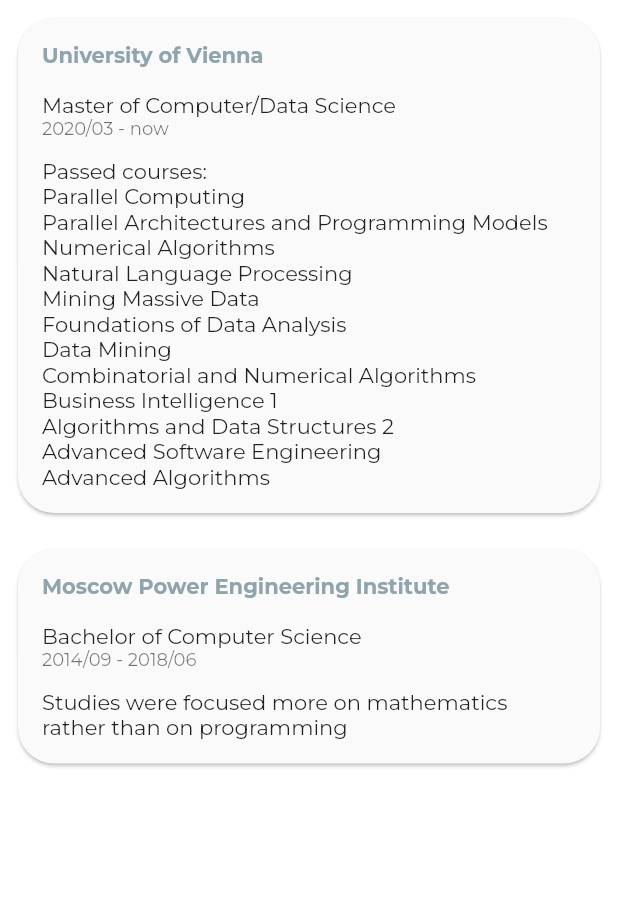
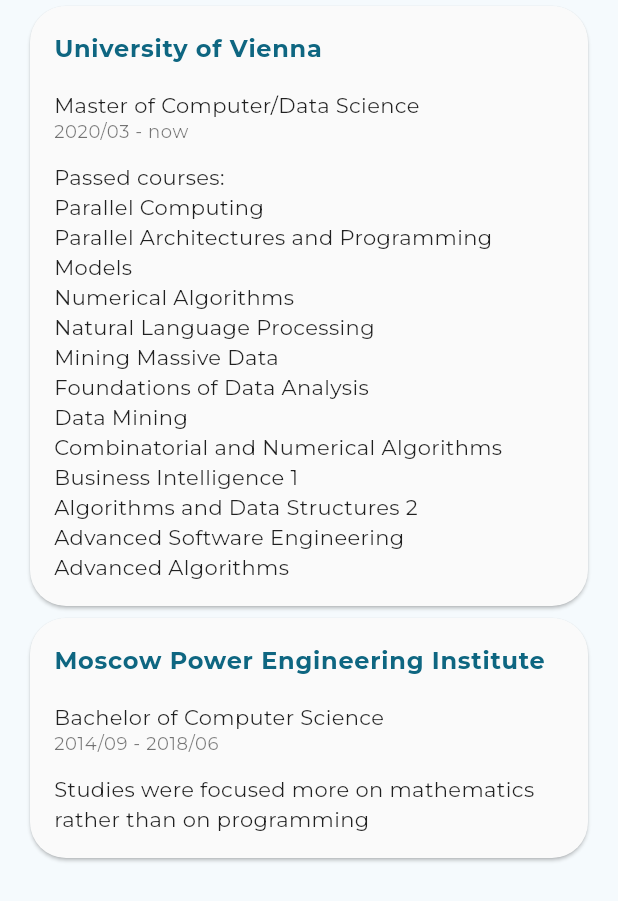
Before and after one commit to ezorrio/ezorrio.dev, a Flutter app: the EducationPage widget shown alone on an empty page, opened directly, on a phone screen of 412 x 824 dp. Shown: the top 901 px of the screen. Run offline on Flutter 3.47's test engine with Material 2 defaults, Android fonts, the light colour scheme and no system bars; our stand-ins replace flutter_bloc, font_awesome_flutter, freezed_annotation, google_fonts, shared_preferences; accounts and stored records are empty; network calls fail.

Commit message:
feat: MD3, new UI

```diff
--- a/lib/Places.dart
+++ b/lib/Places.dart
@@ -8,7 +8,7 @@
 
 class Places {
   static var intro = AppPlace(
-      title: 'Introduction',
+      title: 'About me',
       icon: Icons.info_outline,
       routeName: IntroPage.routeName);
   static var education = AppPlace(
--- a/lib/Themes.dart
+++ b/lib/Themes.dart
@@ -7,34 +7,37 @@
 
 class Themes {
   static const appPageTransitions = PageTransitionsTheme(builders: {
-    TargetPlatform.macOS: FadeUpwardsPageTransitionsBuilder(),
-    TargetPlatform.windows: FadeUpwardsPageTransitionsBuilder(),
-    TargetPlatform.linux: FadeUpwardsPageTransitionsBuilder(),
-    TargetPlatform.iOS: FadeUpwardsPageTransitionsBuilder(),
-    TargetPlatform.android: FadeUpwardsPageTransitionsBuilder(),
+    TargetPlatform.macOS: ZoomPageTransitionsBuilder(),
+    TargetPlatform.windows: ZoomPageTransitionsBuilder(),
+    TargetPlatform.linux: ZoomPageTransitionsBuilder(),
+    TargetPlatform.iOS: ZoomPageTransitionsBuilder(),
+    TargetPlatform.android: ZoomPageTransitionsBuilder(),
   });
 
   static ThemeData materialTheme() => ThemeData.from(
-        colorScheme: ColorScheme.light(
-            primary: AppColors.primary, secondary: AppColors.primary),
+        useMaterial3: true,
+        colorScheme: ColorScheme.fromSeed(seedColor: AppColors.primary, secondary: AppColors.primary),
         textTheme: GoogleFonts.montserratTextTheme(ThemeData.light().textTheme),
       ).copyWith(
         cardTheme: CardTheme(
-            color: Colors.grey.shade50,
-            shape: RoundedRectangleBorder(
-                borderRadius: BorderRadius.circular(24))),
+          color: Colors.grey.shade50,
+          shape: RoundedRectangleBorder(borderRadius: BorderRadius.circular(24)),
+        ),
         pageTransitionsTheme: appPageTransitions,
       );
 
   static ThemeData materialDarkTheme() => ThemeData.from(
-        colorScheme: ColorScheme.dark(
-            primary: AppColors.primary, secondary: AppColors.primary),
+        useMaterial3: true,
+        colorScheme: ColorScheme.fromSeed(
+          seedColor: AppColors.primary,
+          secondary: AppColors.primary,
+          brightness: Brightness.dark,
+        ),
         textTheme: GoogleFonts.montserratTextTheme(ThemeData.dark().textTheme),
       ).copyWith(
         cardTheme: CardTheme(
           color: Colors.grey.shade900,
-          shape:
-              RoundedRectangleBorder(borderRadius: BorderRadius.circular(24)),
+          shape: RoundedRectangleBorder(borderRadius: BorderRadius.circular(24)),
         ),
         pageTransitionsTheme: appPageTransitions,
       );
--- a/lib/ui/page/EducationPage.dart
+++ b/lib/ui/page/EducationPage.dart
@@ -13,8 +13,7 @@
 
   static EducationPage instance() => const EducationPage();
 
-  Widget projectItem(BuildContext context, Education education) =>
-      AppWidgets.conditionalPadding(
+  Widget projectItem(BuildContext context, Education education) => AppWidgets.conditionalPadding(
         context: context,
         child: AppWidgets.infoCard(
           context: context,
@@ -37,9 +36,9 @@
 
   @override
   Widget build(BuildContext context) => ListView.builder(
-        itemBuilder: (_, index) => projectItem(context,
-            RepositoryProvider.of<DataRepository>(context).education[index]),
-        itemCount:
-            RepositoryProvider.of<DataRepository>(context).education.length,
+        shrinkWrap: true,
+        itemBuilder: (_, index) =>
+            projectItem(context, RepositoryProvider.of<DataRepository>(context).education[index]),
+        itemCount: RepositoryProvider.of<DataRepository>(context).education.length,
       );
 }
--- a/lib/ui/widget/AppWidgets.dart
+++ b/lib/ui/widget/AppWidgets.dart
@@ -34,18 +34,16 @@
                 children: [
                   Expanded(
                     child: Text(title,
-                        style: context.textStyleBody1.copyWith(
-                            color: context.primaryColor,
-                            fontWeight: FontWeight.bold)),
+                        style:
+                            context.textStyleBody1.copyWith(color: context.primaryColor, fontWeight: FontWeight.bold)),
                   ),
                   if (link != null)
                     InkWell(
-                      onTap: () async => await canLaunchUrlString(link)
-                          ? await launchUrlString(link)
-                          : throw 'Could not launch $link',
-                      child: const FaIcon(
-                        FontAwesomeIcons.link,
-                        size: 16,
+                      onTap: () async =>
+                          await canLaunchUrlString(link) ? await launchUrlString(link) : throw 'Could not launch $link',
+                      child: const Icon(
+                        Icons.link,
+                        size: 24,
                       ),
                     ),
                 ],
@@ -68,24 +66,16 @@
               IconButton(
                   icon: const Icon(Icons.wb_sunny_outlined),
                   disabledColor: context.primaryColor,
-                  onPressed: state is! Light
-                      ? () => BlocProvider.of<AppearanceCubit>(context)
-                          .lightManualChose()
-                      : null),
+                  onPressed:
+                      state is! Light ? () => BlocProvider.of<AppearanceCubit>(context).lightManualChose() : null),
               IconButton(
                   icon: const Icon(Icons.nightlight_round),
                   disabledColor: context.primaryColor,
-                  onPressed: state is! Dark
-                      ? () => BlocProvider.of<AppearanceCubit>(context)
-                          .darkManualChose()
-                      : null),
+                  onPressed: state is! Dark ? () => BlocProvider.of<AppearanceCubit>(context).darkManualChose() : null),
               IconButton(
                   icon: const Icon(Icons.brightness_auto_outlined),
                   disabledColor: context.primaryColor,
-                  onPressed: state is! System
-                      ? () => BlocProvider.of<AppearanceCubit>(context)
-                          .systemChose()
-                      : null),
+                  onPressed: state is! System ? () => BlocProvider.of<AppearanceCubit>(context).systemChose() : null),
             ],
           ),
         ),
@@ -96,9 +86,7 @@
     required Widget child,
   }) =>
       Padding(
-        padding: AppUtils.isCompact(context: context)
-            ? const EdgeInsets.all(8.0)
-            : EdgeInsets.zero,
+        padding: AppUtils.isCompact(context: context) ? EdgeInsets.symmetric(horizontal: 16.0) : EdgeInsets.zero,
         child: child,
       );
 }
```
Also changed, not shown: lib/Extensions.dart (+4 -6 lines), lib/main.dart (+8 -30 lines), lib/ui/page/IntroPage.dart (+22 -16 lines), lib/ui/page/MainPage.dart (added, +121 -0 lines), lib/ui/page/ProjectsPage.dart (+9 -9 lines), lib/ui/page/WorkPage.dart (+7 -5 lines), lib/ui/widget/BaseLayout.dart (deleted, +0 -74 lines), lib/ui/widget/MenuWidget.dart (deleted, +0 -139 lines), lib/ui/widget/ProfileHeader.dart (+9 -16 lines).
